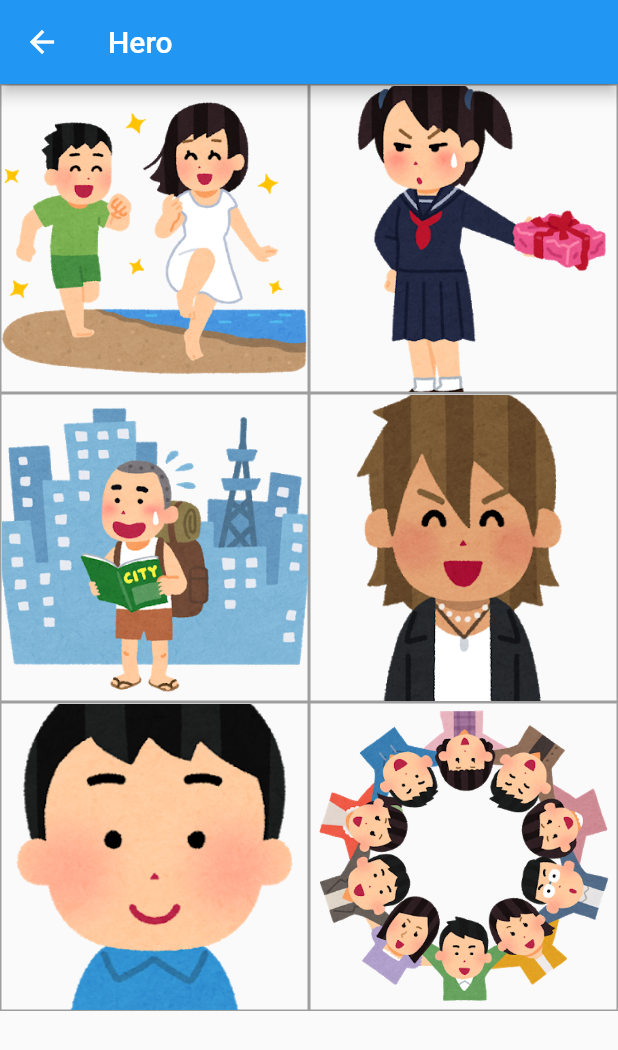
After one commit to ryota47/flutter_package_sample, a Flutter app: the SampleHero screen opened by its route, on a phone screen of 412 x 824 dp. The commit adds this screen. Shown: the top 1050 px of the screen. Run offline on Flutter 3.47's test engine with Material 2 defaults, Android fonts, the phone set to English and light mode, and no system bars; our stand-ins replace carousel_slider, flutter_slidable, image_picker, shared_preferences, transparent_image; missing offline and left inert: flutter_email_sender, map_launcher; accounts and stored records are empty.

Commit message:
Hero Widget

```diff
--- a/lib/main.dart
+++ b/lib/main.dart
@@ -10,6 +10,7 @@ import 'package:sample/widgets/fade_image.dart';
 import 'package:sample/widgets/sample_animated_container.dart';
 import 'package:sample/widgets/sample_fade_transition.dart';
 import 'package:sample/widgets/sample_floating_action_button.dart';
+import 'package:sample/widgets/sample_hero.dart';
 import 'package:sample/widgets/sample_opacity.dart';
 import 'package:sample/widgets/sample_page_view.dart';
 import 'package:sample/widgets/sample_sliver_List_Grid.dart';
@@ -48,6 +49,7 @@ class MyApp extends StatelessWidget {
         '/Table': (BuildContext context) => SampleTable(),
         '/SliverListGrid': (BuildContext context) => SampleSliverListGrid(),
         '/FadeImage': (BuildContext context) => SampleFadeImage(),
+        '/Hero': (BuildContext context) => SampleHero(),
       },
       home: MyHomePage(),
     );
--- a/lib/widget_ catalog.dart
+++ b/lib/widget_ catalog.dart
@@ -23,7 +23,8 @@ class _WidgetCatalog extends State<WidgetCatalog> {
             buttonCompornent(context, 'PageView', '/PageView'),
             buttonCompornent(context, 'Table', '/Table'),
             buttonCompornent(context, 'SliverListGrid', '/SliverListGrid'),
-            buttonCompornent(context, 'FadeImage', '/FadeImage')
+            buttonCompornent(context, 'FadeImage', '/FadeImage'),
+            buttonCompornent(context, 'Hero', '/Hero'),
           ],
         ),
       ),
--- /dev/null
+++ b/lib/widgets/sample_hero.dart
@@ -0,0 +1,89 @@
+import 'package:flutter/material.dart';
+
+class SampleHero extends StatefulWidget {
+  @override
+  State<StatefulWidget> createState() => _SampleHero();
+}
+
+class _SampleHero extends State<SampleHero> {
+  final List images = [
+    "images/sample1.png",
+    "images/sample2.png",
+    "images/sample3.png",
+    "images/sample4.png",
+    "images/sample5.png",
+    "images/sample6.png"
+  ];
+
+  @override
+  Widget build(BuildContext context) {
+    return Scaffold(
+      appBar: AppBar(
+        title: Text('Hero'),
+      ),
+      body: GridView.builder(
+        gridDelegate: SliverGridDelegateWithFixedCrossAxisCount(
+          crossAxisCount: 2,
+        ),
+        itemCount: images.length,
+        itemBuilder: (BuildContext context, int index) {
+          return _photoItem(images[index], index);
+        },
+      ),
+    );
+  }
+
+  Widget _photoItem(String image, int index) {
+    return GestureDetector(
+      child: Hero(
+        tag: index,
+        child: Container(
+          decoration: BoxDecoration(border: Border.all(color: Colors.grey)),
+          child: Image.asset(
+            image,
+            fit: BoxFit.cover,
+          ),
+        ),
+      ),
+      onTap: () {
+        Navigator.push(
+          context,
+          MaterialPageRoute(
+            builder: (context) => FullScreenImage(image: image, index: index),
+          ),
+        );
+      },
+    );
+  }
+}
+
+class FullScreenImage extends StatefulWidget {
+  final String image;
+  final int index;
+
+  FullScreenImage({this.image, this.index});
+
+  @override
+  State<StatefulWidget> createState() => _FullScreenImage(image, index);
+}
+
+class _FullScreenImage extends State<FullScreenImage> {
+  String image;
+  int index;
+
+  _FullScreenImage(this.image, this.index);
+
+  @override
+  Widget build(BuildContext context) {
+    return Scaffold(
+      appBar: AppBar(),
+      body: Hero(
+        tag: index,
+        child: Container(
+          color: Colors.white,
+          child: Image.asset(image),
+        ),
+      ),
+    );
+  }
+}
```
Also changed, not shown: 3 other files.
